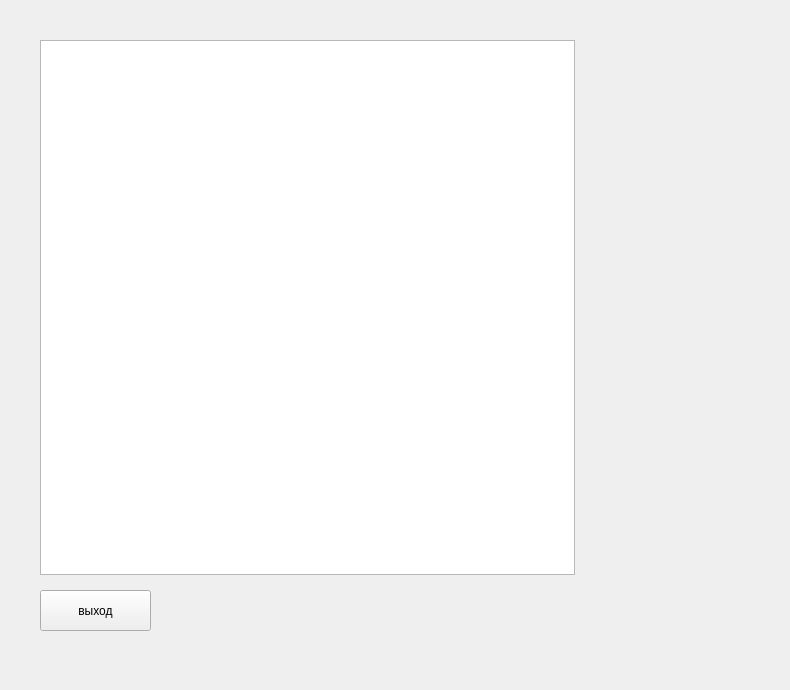
The window that form_game.ui (den-Master-2040/ClientChess) describes before a commit, drawn with Qt 5.
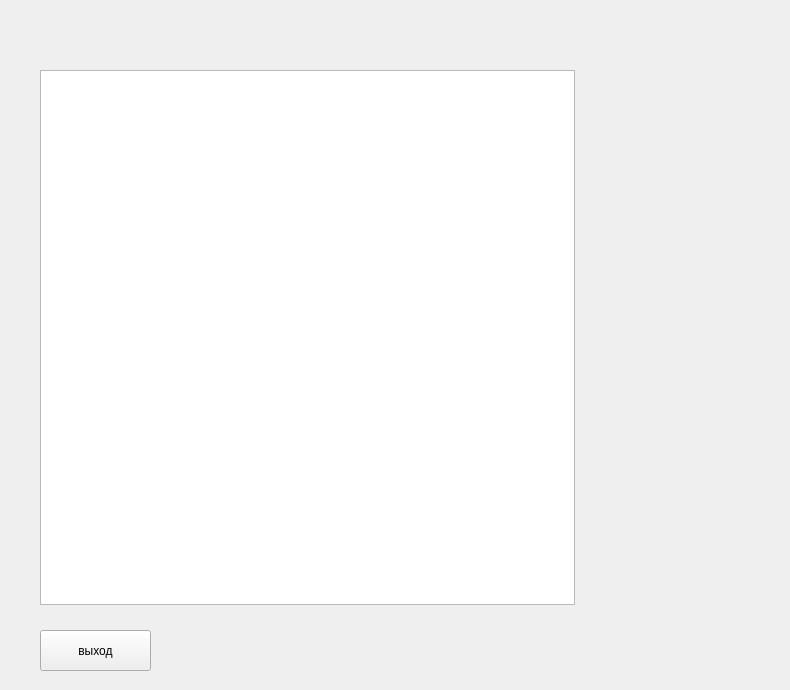
The same window after the commit.

```diff
--- a/form_game.ui
+++ b/form_game.ui
@@ -17,7 +17,7 @@
    <property name="geometry">
     <rect>
      <x>40</x>
-     <y>40</y>
+     <y>70</y>
      <width>535</width>
      <height>535</height>
     </rect>
@@ -27,7 +27,7 @@
    <property name="geometry">
     <rect>
      <x>40</x>
-     <y>590</y>
+     <y>630</y>
      <width>111</width>
      <height>41</height>
     </rect>
```
